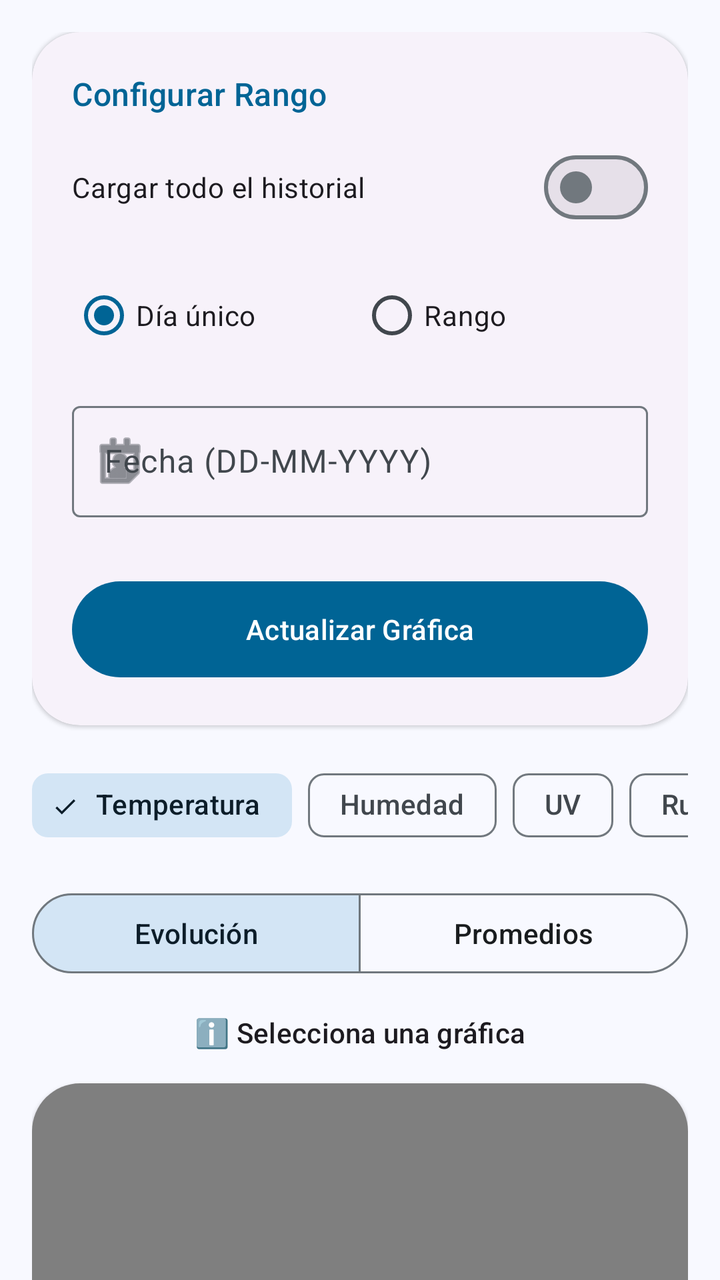
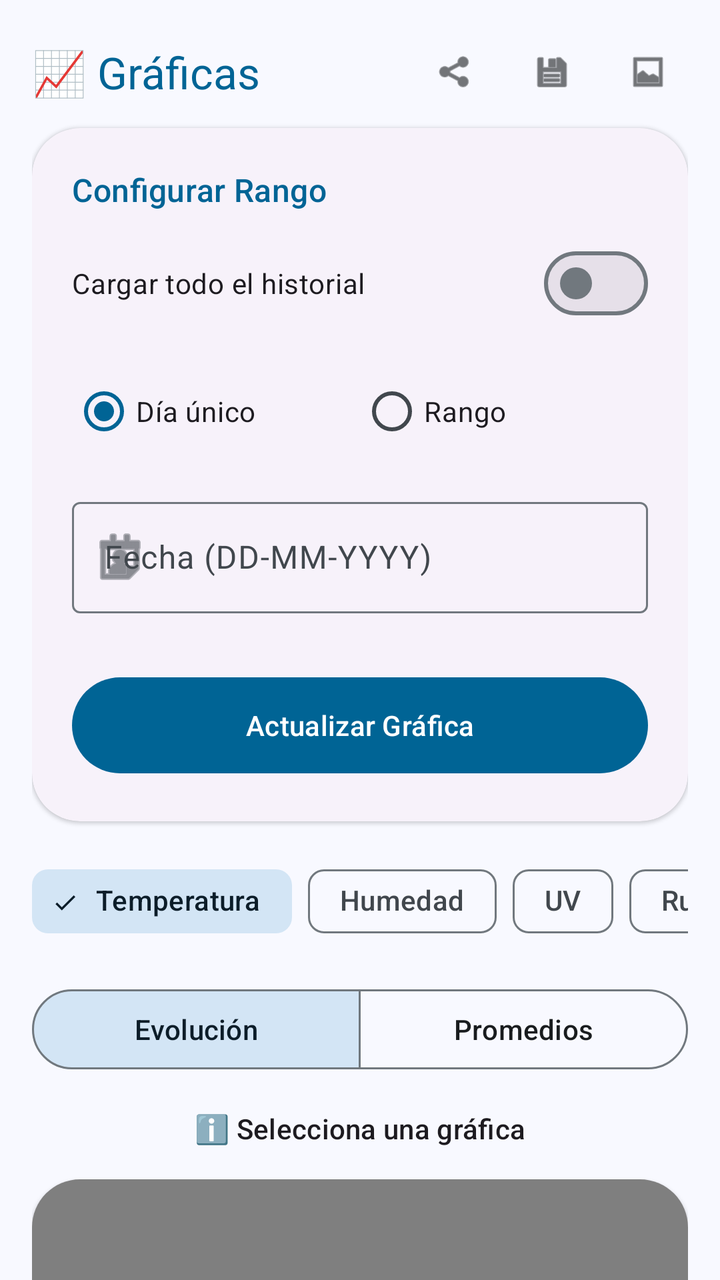

Compare the two renders of this Android layout. The source of the first and the diff that turns it into the second are given below.
<!-- AndroidManifest.xml: application theme Theme.EstacionMeteorologica -->
<!-- res/layout/activity_charts.xml -->
<?xml version="1.0" encoding="utf-8"?>
<androidx.core.widget.NestedScrollView xmlns:android="http://schemas.android.com/apk/res/android"
    xmlns:app="http://schemas.android.com/apk/res-auto"
    android:layout_width="match_parent"
    android:layout_height="match_parent"
    android:background="?attr/colorSurface">

    <LinearLayout
        android:layout_width="match_parent"
        android:layout_height="wrap_content"
        android:orientation="vertical"
        android:padding="16dp">

        <com.google.android.material.card.MaterialCardView
            style="@style/Widget.Material3.CardView.Elevated"
            android:layout_width="match_parent"
            android:layout_height="wrap_content"
            android:layout_marginBottom="16dp"
            app:cardCornerRadius="24dp">

            <LinearLayout
                android:layout_width="match_parent"
                android:layout_height="wrap_content"
                android:orientation="vertical"
                android:padding="20dp">

                <TextView
                    android:layout_width="match_parent"
                    android:layout_height="wrap_content"
                    android:text="Configurar Rango"
                    android:textAppearance="@style/TextAppearance.Material3.TitleMedium"
                    android:textColor="?attr/colorPrimary"
                    android:layout_marginBottom="12dp" />

                <com.google.android.material.materialswitch.MaterialSwitch
                    android:id="@+id/switchTodoHistorial"
                    android:layout_width="match_parent"
                    android:layout_height="wrap_content"
                    android:text="Cargar todo el historial"
                    android:layout_marginBottom="16dp"/>

                <RadioGroup
                    android:id="@+id/rgTipoFiltro"
                    android:layout_width="match_parent"
                    android:layout_height="wrap_content"
                    android:orientation="horizontal"
                    android:layout_marginBottom="16dp">
                    <com.google.android.material.radiobutton.MaterialRadioButton
                        android:id="@+id/rbFechaUnica"
                        android:layout_width="0dp"
                        android:layout_height="wrap_content"
                        android:layout_weight="1"
                        android:text="Día único"
                        android:checked="true" />
                    <com.google.android.material.radiobutton.MaterialRadioButton
                        android:id="@+id/rbRangoFechas"
                        android:layout_width="0dp"
                        android:layout_height="wrap_content"
                        android:layout_weight="1"
                        android:text="Rango" />
                </RadioGroup>

                <LinearLayout
                    android:id="@+id/layoutInputsFechas"
                    android:layout_width="match_parent"
                    android:layout_height="wrap_content"
                    android:orientation="vertical">

                    <com.google.android.material.textfield.TextInputLayout
                        style="@style/Widget.Material3.TextInputLayout.OutlinedBox"
                        android:layout_width="match_parent"
                        android:layout_height="wrap_content"
                        android:hint="Fecha (DD-MM-YYYY)"
                        android:layout_marginBottom="12dp"
                        app:startIconDrawable="@android:drawable/ic_menu_my_calendar">
                        <com.google.android.material.textfield.TextInputEditText
                            android:id="@+id/etFechaCharts"
                            android:layout_width="match_parent"
                            android:layout_height="wrap_content"
                            android:inputType="date" />
                    </com.google.android.material.textfield.TextInputLayout>

                    <LinearLayout
                        android:id="@+id/layoutRangoFechas"
                        android:layout_width="match_parent"
                        android:layout_height="wrap_content"
                        android:orientation="vertical"
                        android:visibility="gone">
                        <com.google.android.material.textfield.TextInputLayout
                            style="@style/Widget.Material3.TextInputLayout.OutlinedBox"
                            android:layout_width="match_parent"
                            android:layout_height="wrap_content"
                            android:hint="Desde"
                            android:layout_marginBottom="12dp">
                            <com.google.android.material.textfield.TextInputEditText
                                android:id="@+id/etFechaDesde"
                                android:layout_width="match_parent"
                                android:layout_height="wrap_content"
                                android:inputType="date" />
                        </com.google.android.material.textfield.TextInputLayout>
                        <com.google.android.material.textfield.TextInputLayout
                            style="@style/Widget.Material3.TextInputLayout.OutlinedBox"
                            android:layout_width="match_parent"
                            android:layout_height="wrap_content"
                            android:hint="Hasta">
                            <com.google.android.material.textfield.TextInputEditText
                                android:id="@+id/etFechaHasta"
                                android:layout_width="match_parent"
                                android:layout_height="wrap_content"
                                android:inputType="date" />
                        </com.google.android.material.textfield.TextInputLayout>
                    </LinearLayout>
                </LinearLayout>

                <com.google.android.material.button.MaterialButton
                    android:id="@+id/btnConsultarCharts"
                    style="@style/Widget.Material3.Button"
                    android:layout_width="match_parent"
                    android:layout_height="56dp"
                    android:layout_marginTop="16dp"
                    android:text="Actualizar Gráfica" />
            </LinearLayout>
        </com.google.android.material.card.MaterialCardView>

        <HorizontalScrollView
            android:layout_width="match_parent"
            android:layout_height="wrap_content"
            android:scrollbars="none"
            android:layout_marginBottom="16dp">
            <com.google.android.material.chip.ChipGroup
                android:id="@+id/chipGroupVariables"
                android:layout_width="wrap_content"
                android:layout_height="wrap_content"
                app:singleSelection="true"
                app:selectionRequired="true">
                <com.google.android.material.chip.Chip android:id="@+id/chipTemp" style="@style/Widget.Material3.Chip.Filter" android:layout_width="wrap_content" android:layout_height="wrap_content" android:text="Temperatura" android:checked="true" />
                <com.google.android.material.chip.Chip android:id="@+id/chipHum" style="@style/Widget.Material3.Chip.Filter" android:layout_width="wrap_content" android:layout_height="wrap_content" android:text="Humedad" />
                <com.google.android.material.chip.Chip android:id="@+id/chipUV" style="@style/Widget.Material3.Chip.Filter" android:layout_width="wrap_content" android:layout_height="wrap_content" android:text="UV" />
                <com.google.android.material.chip.Chip android:id="@+id/chipRuido" style="@style/Widget.Material3.Chip.Filter" android:layout_width="wrap_content" android:layout_height="wrap_content" android:text="Ruido" />
                <com.google.android.material.chip.Chip android:id="@+id/chipAire" style="@style/Widget.Material3.Chip.Filter" android:layout_width="wrap_content" android:layout_height="wrap_content" android:text="Aire" />
            </com.google.android.material.chip.ChipGroup>
        </HorizontalScrollView>

        <com.google.android.material.button.MaterialButtonToggleGroup
            android:id="@+id/toggleGroupCharts"
            android:layout_width="match_parent"
            android:layout_height="wrap_content"
            android:layout_marginBottom="16dp"
            app:singleSelection="true"
            app:selectionRequired="true"
            app:checkedButton="@+id/btnLineChart">
            <com.google.android.material.button.MaterialButton android:id="@+id/btnLineChart" style="@style/Widget.Material3.Button.OutlinedButton" android:layout_width="0dp" android:layout_height="wrap_content" android:layout_weight="1" android:text="Evolución" />
            <com.google.android.material.button.MaterialButton android:id="@+id/btnBarChart" style="@style/Widget.Material3.Button.OutlinedButton" android:layout_width="0dp" android:layout_height="wrap_content" android:layout_weight="1" android:text="Promedios" />
        </com.google.android.material.button.MaterialButtonToggleGroup>

        <TextView
            android:id="@+id/tvEstadoCharts"
            android:layout_width="match_parent"
            android:layout_height="wrap_content"
            android:text="ℹ️ Selecciona una gráfica"
            android:gravity="center"
            android:layout_marginBottom="16dp"
            android:textAppearance="@style/TextAppearance.Material3.LabelLarge" />

        <com.google.android.material.card.MaterialCardView
            android:id="@+id/cardLineChart"
            style="@style/Widget.Material3.CardView.Elevated"
            android:layout_width="match_parent"
            android:layout_height="350dp"
            android:layout_marginBottom="16dp"
            android:visibility="visible"
            app:cardCornerRadius="24dp">
            <com.github.mikephil.charting.charts.LineChart
                android:id="@+id/lineChart"
                android:layout_width="match_parent"
                android:layout_height="match_parent"
                android:padding="8dp" />
        </com.google.android.material.card.MaterialCardView>

        <com.google.android.material.card.MaterialCardView
            android:id="@+id/cardBarChart"
            style="@style/Widget.Material3.CardView.Elevated"
            android:layout_width="match_parent"
            android:layout_height="350dp"
            android:layout_marginBottom="16dp"
            android:visibility="gone"
            app:cardCornerRadius="24dp">
            <com.github.mikephil.charting.charts.BarChart
                android:id="@+id/barChart"
                android:layout_width="match_parent"
                android:layout_height="match_parent"
                android:padding="8dp" />
        </com.google.android.material.card.MaterialCardView>

    </LinearLayout>
</androidx.core.widget.NestedScrollView>
<!-- resources referenced by this layout -->
<resources>
  <style name="Theme.EstacionMeteorologica" parent="Theme.Material3.DayNight.NoActionBar">
          <item name="colorPrimary">@color/md_theme_primary</item>
          <item name="colorOnPrimary">@color/md_theme_onPrimary</item>
          <item name="colorPrimaryContainer">@color/md_theme_primaryContainer</item>
          <item name="colorOnPrimaryContainer">@color/md_theme_onPrimaryContainer</item>
  
          <item name="colorSecondary">@color/md_theme_secondary</item>
          <item name="colorOnSecondary">@color/md_theme_onSecondary</item>
          <item name="colorSecondaryContainer">@color/md_theme_secondaryContainer</item>
          <item name="colorOnSecondaryContainer">@color/md_theme_onSecondaryContainer</item>
  
          <item name="android:windowBackground">@color/md_theme_surface</item>
          <item name="colorSurface">@color/md_theme_surface</item>
          <item name="colorOnSurface">@color/md_theme_onSurface</item>
          <item name="colorOnSurfaceVariant">@color/md_theme_onSurfaceVariant</item>
          <item name="colorOutline">@color/md_theme_outline</item>
  
          <item name="colorError">@color/md_theme_error</item>
          <item name="colorOnError">@color/md_theme_onError</item>
          <item name="colorOutlineVariant">@color/md_theme_outline_variant</item>
  
      </style>
  <color name="md_theme_primary">#006495</color>
  <color name="md_theme_onPrimary">#FFFFFF</color>
  <color name="md_theme_primaryContainer">#CBE6FF</color>
  <color name="md_theme_onPrimaryContainer">#001E31</color>
  <color name="md_theme_secondary">#50606E</color>
  <color name="md_theme_onSecondary">#FFFFFF</color>
  <color name="md_theme_secondaryContainer">#D3E5F5</color>
  <color name="md_theme_onSecondaryContainer">#0C1D29</color>
  <color name="md_theme_surface">#F8F9FF</color>
  <color name="md_theme_onSurface">#191C1E</color>
  <color name="md_theme_onSurfaceVariant">#41474D</color>
  <color name="md_theme_outline">#71787E</color>
  <color name="md_theme_error">#BA1A1A</color>
  <color name="md_theme_onError">#FFFFFF</color>
  <color name="md_theme_outline_variant">#C1C7CE</color>
</resources>

<!-- the commit's change to res/layout/activity_charts.xml (unified diff, before → after) -->
@@ -10,6 +10,77 @@
         android:layout_height="wrap_content"
         android:orientation="vertical"
         android:padding="16dp">
+
+        <LinearLayout
+            android:layout_width="match_parent"
+            android:layout_height="wrap_content"
+            android:orientation="horizontal"
+            android:gravity="center_vertical"
+            android:layout_marginBottom="8dp">
+
+            <TextView
+                android:layout_width="0dp"
+                android:layout_height="wrap_content"
+                android:layout_weight="1"
+                android:text="📈 Gráficas"
+                android:textAppearance="@style/TextAppearance.Material3.TitleLarge"
+                android:textColor="?attr/colorPrimary" />
+
+            <com.google.android.material.button.MaterialButton
+                android:id="@+id/btnShareCharts"
+                style="@style/Widget.Material3.Button.IconButton"
+                android:layout_width="40dp"
+                android:layout_height="40dp"
+                android:minWidth="0dp"
+                android:minHeight="0dp"
+                android:insetTop="0dp"
+                android:insetBottom="0dp"
+                android:padding="0dp"
+                android:layout_marginStart="8dp"
+                android:backgroundTint="@android:color/transparent"
+                app:icon="@android:drawable/ic_menu_share"
+                app:iconGravity="textStart"
+                app:iconPadding="0dp"
+                app:cornerRadius="12dp"
+                app:iconTint="?attr/colorOnSurface" />
+
+            <com.google.android.material.button.MaterialButton
+                android:id="@+id/btnSaveCharts"
+                style="@style/Widget.Material3.Button.IconButton"
+                android:layout_width="40dp"
+                android:layout_height="40dp"
+                android:minWidth="0dp"
+                android:minHeight="0dp"
+                android:insetTop="0dp"
+                android:insetBottom="0dp"
+                android:padding="0dp"
+                android:layout_marginStart="8dp"
+                android:backgroundTint="@android:color/transparent"
+                app:icon="@android:drawable/ic_menu_save"
+                app:iconGravity="textStart"
+                app:iconPadding="0dp"
+                app:cornerRadius="12dp"
+                app:iconTint="?attr/colorOnSurface" />
+
+            <com.google.android.material.button.MaterialButton
+                android:id="@+id/btnSaveChartImage"
+                style="@style/Widget.Material3.Button.IconButton"
+                android:layout_width="40dp"
+                android:layout_height="40dp"
+                android:minWidth="0dp"
+                android:minHeight="0dp"
+                android:insetTop="0dp"
+                android:insetBottom="0dp"
+                android:padding="0dp"
+                android:layout_marginStart="8dp"
+                android:backgroundTint="@android:color/transparent"
+                app:icon="@android:drawable/ic_menu_gallery"
+                app:iconGravity="textStart"
+                app:iconPadding="0dp"
+                app:cornerRadius="12dp"
+                app:iconTint="?attr/colorOnSurface" />
+
+        </LinearLayout>
 
         <com.google.android.material.card.MaterialCardView
             style="@style/Widget.Material3.CardView.Elevated"
